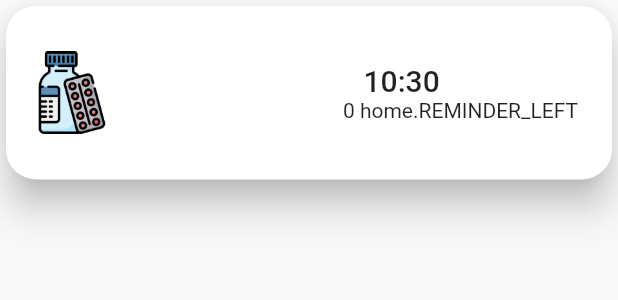
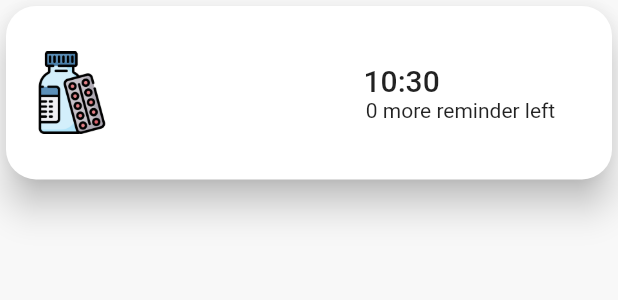
Before and after one commit to medicationTracking/medicationTrackingApp, a Flutter app: the PillCard2 widget shown alone on an empty page, opened directly with empty values, on a phone screen of 412 x 824 dp. Shown: the top 300 px of the screen. Run offline on Flutter 3.47's test engine with Material 2 defaults, Android fonts, the light colour scheme and no system bars; drawn by our look-alikes of auto_size_text; our stand-ins replace date_format, dio, easy_localization, firebase_auth, firebase_core, flutter_local_notifications and 10 more; missing offline and left inert: flutter_barcode_scanner; accounts and stored records are empty; generated files the repository leaves out were written again; statements that could not run were skipped.

Commit message:
locale fix

```diff
--- a/lib/core/components/cards/pill_card2.dart
+++ b/lib/core/components/cards/pill_card2.dart
@@ -5,6 +5,7 @@ import 'package:flutter/material.dart';
 import 'package:intl/intl.dart';
 import 'package:medication_app_v0/core/constants/image/image_constants.dart';
 import 'package:medication_app_v0/core/extention/context_extention.dart';
+import 'package:medication_app_v0/core/extention/string_extention.dart';
 import 'package:medication_app_v0/core/init/locale_keys.g.dart';
 import 'package:medication_app_v0/core/init/theme/color_theme.dart';
 import 'package:medication_app_v0/views/home/Calendar/model/reminder.dart';
@@ -81,7 +82,7 @@ class PillCard2 extends StatelessWidget {
                   ],
                 ),
                 Text(
-                  "${model.amount} ${LocaleKeys.home_REMINDER_LEFT.toString()}",
+                  "${model.amount} ${LocaleKeys.home_REMINDER_LEFT.locale }",
                   style: context.textTheme.bodyText2,
                 ),
               ],
--- a/lib/views/home/view/home_view.dart
+++ b/lib/views/home/view/home_view.dart
@@ -177,7 +177,7 @@ class _HomeViewState extends State<HomeView> with TickerProviderStateMixin {
 
   AlertDialog reminderDialog(BuildContext context, ReminderModel reminder) {
     return AlertDialog(
-      title: Text(LocaleKeys.home_REMINDER.toString()),
+      title: Text(LocaleKeys.home_REMINDER.locale),
       content: dialogContent(context, reminder),
       actions: [
         TextButton(
@@ -186,7 +186,7 @@ class _HomeViewState extends State<HomeView> with TickerProviderStateMixin {
               Navigator.of(context).pop();
             },
             child: Text(
-              LocaleKeys.home_SKIP.toString(),
+              LocaleKeys.home_SKIP.locale,
               style: context.textTheme.bodyText1.copyWith(color: Colors.red),
             )),
         TextButton(
@@ -196,7 +196,7 @@ class _HomeViewState extends State<HomeView> with TickerProviderStateMixin {
             },
             child: reminder.isTaken
                 ? null
-                : Text(LocaleKeys.home_TAKE.toString(),
+                : Text(LocaleKeys.home_TAKE.locale,
                     style: context.textTheme.bodyText1
                         .copyWith(color: ColorTheme.PETRONAS_GREEN))),
       ],
@@ -216,7 +216,7 @@ class _HomeViewState extends State<HomeView> with TickerProviderStateMixin {
         ),
         context.emptySizedHeightBoxLow3x,
         Text(
-          reminder.isTaken ? LocaleKeys.home_TAKEN: DateTime.now().isBefore(reminder.time) ? "" : LocaleKeys.home_MISSED,
+          reminder.isTaken ? LocaleKeys.home_TAKEN.locale: DateTime.now().isBefore(reminder.time) ? "" : LocaleKeys.home_MISSED.locale,
           style: context.textTheme.bodyText1.copyWith(
               color: reminder.isTaken ? ColorTheme.PETRONAS_GREEN : Colors.red),
         ),
```
